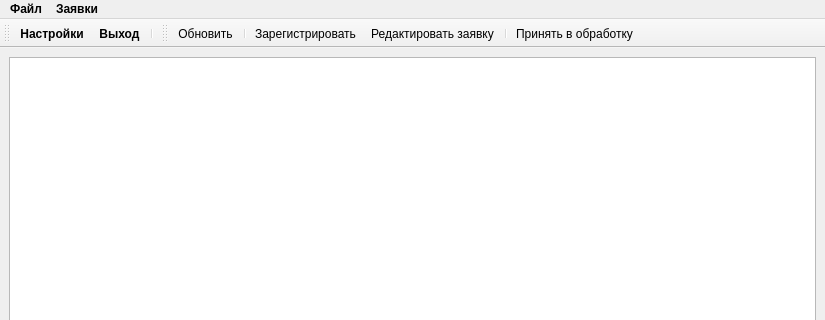
Before: the Qt Designer form Application/ui/mainwindow.ui in VladimirChotiy/sos_orders, drawn with Qt 5; both pictures show x 0 to 825 and y 0 to 320 of the 825 by 603 pixel window.
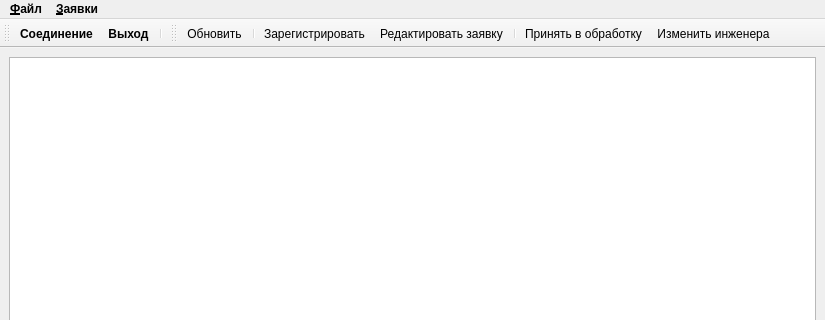
After: the same form once the commit is applied. Icons and pictures are not drawn.

```diff
--- a/Application/ui/mainwindow.ui
+++ b/Application/ui/mainwindow.ui
@@ -89,7 +89,7 @@
      </font>
     </property>
     <property name="title">
-     <string>Файл</string>
+     <string>&amp;Файл</string>
     </property>
     <addaction name="act_DBConnection"/>
     <addaction name="separator"/>
@@ -103,7 +103,7 @@
      </font>
     </property>
     <property name="title">
-     <string>Заявки</string>
+     <string>&amp;Заявки</string>
     </property>
     <widget class="QMenu" name="menu">
      <property name="title">
@@ -169,6 +169,7 @@
    <addaction name="act_ReqEdit"/>
    <addaction name="separator"/>
    <addaction name="act_AcceptRequest"/>
+   <addaction name="act_ChangeEngineer"/>
   </widget>
   <action name="act_DBConnection">
    <property name="icon">
@@ -176,7 +177,7 @@
      <normaloff>:/icons/Icons/Data_settings.ico</normaloff>:/icons/Icons/Data_settings.ico</iconset>
    </property>
    <property name="text">
-    <string>Настройки</string>
+    <string>Сое&amp;динение</string>
    </property>
    <property name="toolTip">
     <string>Настройки подключения к БД</string>
@@ -198,7 +199,7 @@
      <normaloff>:/icons/Icons/powercircleand.ico</normaloff>:/icons/Icons/powercircleand.ico</iconset>
    </property>
    <property name="text">
-    <string>Выход</string>
+    <string>В&amp;ыход</string>
    </property>
    <property name="font">
     <font>
@@ -214,7 +215,13 @@
      <normaloff>:/icons/Icons/refresh.ico</normaloff>:/icons/Icons/refresh.ico</iconset>
    </property>
    <property name="text">
-    <string>Обновить</string>
+    <string>&amp;Обновить</string>
+   </property>
+   <property name="toolTip">
+    <string>Обновить данные</string>
+   </property>
+   <property name="shortcut">
+    <string>F5</string>
    </property>
   </action>
   <action name="act_Register">
@@ -340,6 +347,18 @@
     <string>Принять текущую заявку в обработку</string>
    </property>
   </action>
+  <action name="act_ChangeEngineer">
+   <property name="icon">
+    <iconset resource="../Res.qrc">
+     <normaloff>:/icons/Icons/req_change.ico</normaloff>:/icons/Icons/req_change.ico</iconset>
+   </property>
+   <property name="text">
+    <string>Изменить инженера</string>
+   </property>
+   <property name="toolTip">
+    <string>Изменить инженера, ответственного за завку</string>
+   </property>
+  </action>
  </widget>
  <resources>
   <include location="../Res.qrc"/>
```
Left out of the diff: 6 changed lines with no effect on the pictures.
